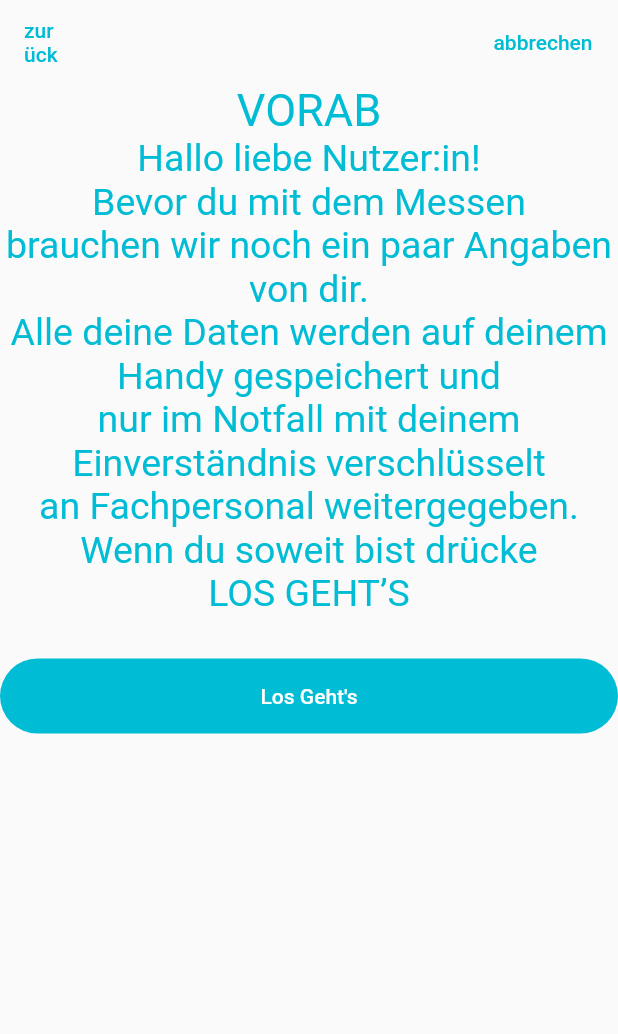
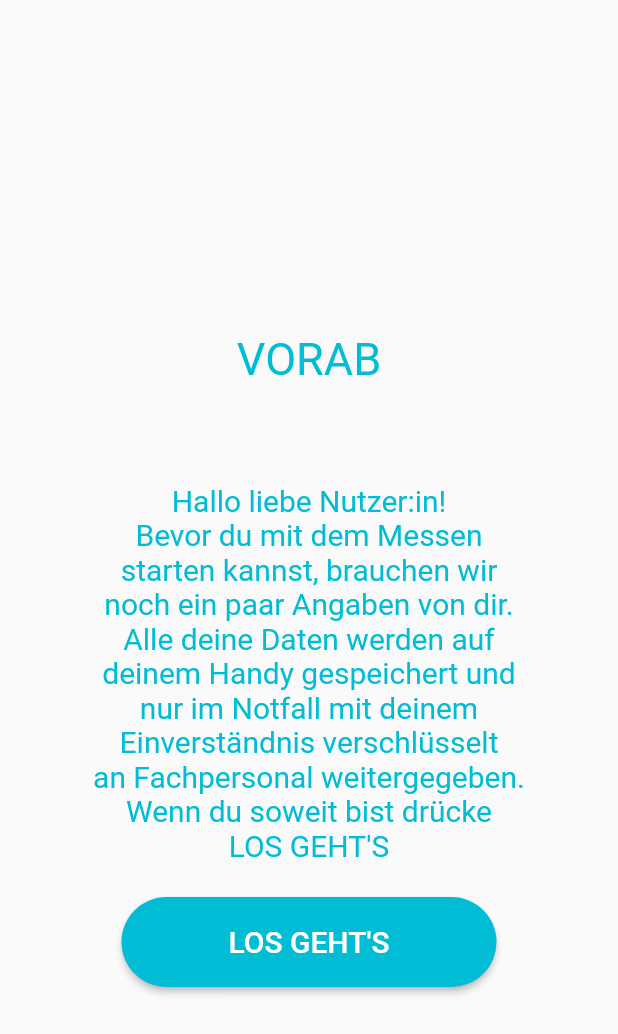
Before and after one commit to VolodymyrBiryuk/31_Digitale_Krankheits_Anamnese_CovOx, a Flutter app: the screen it shows after launch, on a phone screen of 412 x 824 dp. Shown: the top 1034 px of the screen. Run offline on Flutter 3.47's test engine with Material 2 defaults, Android fonts, the phone set to English and light mode, and no system bars; our stand-ins replace flutter_form_builder, flutter_markdown; Roboto replaces fonts that are missing (Monserrat).

Commit message:
UPDATE: PAGE TEMPLATE -Added callback functions for back and abort buttons for navigation -Added new custom AppBar to all pages

```diff
--- a/app/covox/lib/main.dart
+++ b/app/covox/lib/main.dart
@@ -3,7 +3,8 @@ import 'package:covox/screens/greeting_page.dart';
 import 'package:flutter/material.dart';
 import 'package:covox/screens/home_page.dart';
 import 'package:covox/screens/basic_questions_page.dart';
-import 'package:covox/screens/question_page_basic.dart';
+import 'package:covox/screens/question_diabetes.dart';
+// import 'package:covox/screens/question_page_basic.dart';
 
 void main() => runApp(MyApp());
 
--- a/app/covox/lib/screens/greeting_page.dart
+++ b/app/covox/lib/screens/greeting_page.dart
@@ -3,6 +3,7 @@ import 'package:covox/widgets/drop_down_widget.dart';
 import 'package:covox/widgets/title_content_button_widget.dart';
 import 'package:covox/widgets/navigation_bar.dart';
 import 'package:flutter_markdown/flutter_markdown.dart';
+import 'package:covox/screens/question_age.dart';
 
 /// The Greeting Page, where the user is informaed about the purpose of the App.
 class GreetingPage extends StatefulWidget {
@@ -34,15 +35,20 @@ class _GreetingPageState extends State<GreetingPage> {
   @override
   Widget build(BuildContext context) {
     return Scaffold(
-        appBar: NavigationBarWidget(),
+        // appBar: NavigationBarWidget(),
+        appBar: NavigationBarWidget(
+          context: null,
+        ),
         body: TitleContentButtonWidget(
           fbKey: new GlobalKey(),
           title: 'VORAB',
           // mainContent: MarkdownBody(data: _text_md, ),
-          mainContent: RichText(
+          mainContent: Container(
+            width: 300.0,
+            child: RichText(
               textAlign: TextAlign.center,
               text: TextSpan(
-              style: Theme.of(context).textTheme.body1.copyWith(fontSize: 25),
+                style: Theme.of(context).textTheme.body1.copyWith(fontSize: 20),
                 children: <TextSpan>[
                   TextSpan(
                     text: 'Hallo liebe Nutzer:in!\n',
@@ -53,15 +59,21 @@ class _GreetingPageState extends State<GreetingPage> {
                     style: TextStyle(color: Theme.of(context).primaryColor),
                   ),
                   TextSpan(
-                  text: 'brauchen wir noch ein paar Angaben von dir.\n',
+                    text: 'starten kannst, brauchen wir\n',
                     style: TextStyle(color: Theme.of(context).primaryColor),
                   ),
                   TextSpan(
-                  text: 'Alle deine Daten werden auf deinem Handy gespeichert und\n',
+                    text: 'noch ein paar Angaben von dir.\n',
                     style: TextStyle(color: Theme.of(context).primaryColor),
                   ),
                   TextSpan(
-                  text: 'nur im Notfall mit deinem Einverständnis verschlüsselt\n',
+                    text:
+                        'Alle deine Daten werden auf deinem Handy gespeichert und\n',
+                    style: TextStyle(color: Theme.of(context).primaryColor),
+                  ),
+                  TextSpan(
+                    text:
+                        'nur im Notfall mit deinem Einverständnis verschlüsselt\n',
                     style: TextStyle(color: Theme.of(context).primaryColor),
                   ),
                   TextSpan(
@@ -73,14 +85,21 @@ class _GreetingPageState extends State<GreetingPage> {
                     style: TextStyle(color: Theme.of(context).primaryColor),
                   ),
                   TextSpan(
-                  text: 'LOS GEHT’S\n',
+                    text: 'LOS GEHT\'S\n',
                     style: TextStyle(color: Theme.of(context).primaryColor),
                   ),
                 ],
               ),
             ),
-          buttonText: 'WEITER',
-        )
-      );
+          ),
+          buttonText: 'LOS GEHT\'S',
+          buttonAction: losGehts,
+        ));
+  }
+
+  void losGehts() {
+    Navigator.of(context).push(MaterialPageRoute(
+      builder: (BuildContext context) => QuestionAge(),
+    ));
   }
 }
--- a/app/covox/lib/widgets/action_raised_button.dart
+++ b/app/covox/lib/widgets/action_raised_button.dart
@@ -4,21 +4,30 @@ import 'package:flutter/material.dart';
 class ActionRaisedButtonWidget extends StatelessWidget {
   final GlobalKey fbKey;
   final String text;
+  final VoidCallback onPressAction;
 
   ActionRaisedButtonWidget({
     Key key,
     @required this.fbKey,
     this.text,
+    this.onPressAction
   }) : super(key: key);
 
   @override
   Widget build(BuildContext context) {
-    return FlatButton(
-        color: Theme.of(context).primaryColor,
-        textColor: Theme.of(context).accentColor,
-        child: Text(text),
-        onPressed: () => print(text),
-        shape: RoundedRectangleBorder(
-            borderRadius: new BorderRadius.circular(30.0)));
+    return Container(
+      height: 60.0,
+      width: 250.0,
+      child: RaisedButton(
+          color: Theme.of(context).primaryColor,
+          textColor: Theme.of(context).accentColor,
+          child: Text(text,
+          style: TextStyle(
+            fontSize: 20.0
+          ),),
+          onPressed: () => onPressAction(),
+          shape: RoundedRectangleBorder(
+              borderRadius: new BorderRadius.circular(30.0))),
+    );
   }
 }
--- a/app/covox/lib/widgets/navigation_bar.dart
+++ b/app/covox/lib/widgets/navigation_bar.dart
@@ -1,22 +1,36 @@
 import 'package:flutter/material.dart';
 import 'package:covox/widgets/navigation_flat_button_widget.dart';
+import 'package:covox/screens/greeting_page.dart';
 
 class NavigationBarWidget extends AppBar {
-  NavigationBarWidget({Key key, Widget title})
+  NavigationBarWidget({Key key, Widget title, BuildContext context})
       : super(
             key: key,
             title: title,
             backgroundColor: Colors.transparent,
             bottomOpacity: 0.0,
             elevation: 0.0,
-            leading: new NavigationFlatButtonWidget(
-              fbKey: GlobalKey(),
-              text: 'zurück',
-            ),
-            actions: <Widget>[
+            // leading: new FlatButton(onPressed: () => Navigator.of(context).pop(), child: Text('zurueck')),
+            leading: context != null
+                ? new NavigationFlatButtonWidget(
+                    fbKey: GlobalKey(),
+                    text: 'zurück',
+                    onPressedAction: () => Navigator.of(context).pop(),
+                  )
+                : new NavigationFlatButtonWidget(
+                    fbKey: GlobalKey(),
+                    text: '',
+                    onPressedAction: null,
+                  ),
+            actions: context != null ? <Widget>[
               new NavigationFlatButtonWidget(
-                  fbKey: GlobalKey(), text: 'abbrechen')
-            ]);
+                  fbKey: GlobalKey(),
+                  text: 'abbrechen',
+                  onPressedAction: () =>
+                      Navigator.of(context).push(MaterialPageRoute(
+                        builder: (BuildContext context) => GreetingPage(),
+                      )))
+            ] : <Widget>[]);
 }
 /* import 'package:flutter/material.dart';
 
--- a/app/covox/lib/widgets/navigation_flat_button_widget.dart
+++ b/app/covox/lib/widgets/navigation_flat_button_widget.dart
@@ -4,11 +4,13 @@ import 'package:flutter/material.dart';
 class NavigationFlatButtonWidget extends StatelessWidget {
   final GlobalKey fbKey;
   final String text;
+  final VoidCallback onPressedAction;
 
   NavigationFlatButtonWidget({
     Key key,
     @required this.fbKey,
     this.text,
+    this.onPressedAction,
   }) : super(key: key);
 
   @override
@@ -16,7 +18,7 @@ class NavigationFlatButtonWidget extends StatelessWidget {
     return FlatButton(
       textColor: Theme.of(context).primaryColor,
       child: Text(text),
-      onPressed: () => print(text),
+      onPressed: onPressedAction,
     );
   }
 }
--- a/app/covox/lib/widgets/title_content_button_widget.dart
+++ b/app/covox/lib/widgets/title_content_button_widget.dart
@@ -7,12 +7,14 @@ class TitleContentButtonWidget extends StatelessWidget {
   final String title;
   final String buttonText;
   final Widget mainContent;
+  final VoidCallback buttonAction;
 
   TitleContentButtonWidget({
     Key key,
     @required this.fbKey,
     this.title,
     this.buttonText,
+    this.buttonAction,
     this.mainContent,
   }) : super(key: key);
 
@@ -20,30 +22,38 @@ class TitleContentButtonWidget extends StatelessWidget {
   Widget build(BuildContext context) {
     return Center(
       child: Container(
-        child: ListView(
+        child: Column(
+          mainAxisAlignment: MainAxisAlignment.center,
           children: <Widget>[
             Container(
+                height: 100.0,
+                child: Align(
+                  alignment: Alignment.topCenter,
                   child: RichText(
                     textAlign: TextAlign.center,
                     text: TextSpan(
-                  style:
-                      Theme.of(context).textTheme.body1.copyWith(fontSize: 30),
+                      style: Theme.of(context)
+                          .textTheme
+                          .body1
+                          .copyWith(fontSize: 30),
                       children: <TextSpan>[
                         TextSpan(
-                      text: 'VORAB',
-                      style: TextStyle(color: Theme.of(context).primaryColor),
+                          text: title,
+                          style:
+                              TextStyle(color: Theme.of(context).primaryColor),
                         ),
                       ],
                     ),
                   ),
-            ),
-            Container(
+                )),
+            Center(
               child: mainContent,
             ),
             Container(
                 child: ActionRaisedButtonWidget(
               fbKey: GlobalKey(),
-              text: 'Los Geht\'s',
+              text: buttonText,
+              onPressAction: buttonAction,
             )),
           ],
         ),
```
Also changed, not shown: app/covox/lib/screens/question_age.dart (+3 -5 lines), app/covox/lib/screens/question_diabetes.dart (+3 -4 lines), app/covox/lib/screens/question_smoking.dart (+3 -4 lines), app/covox/lib/widgets/radio_button_widget.dart (+3 -5 lines). Lines whose indentation alone changed are shown as unchanged.
